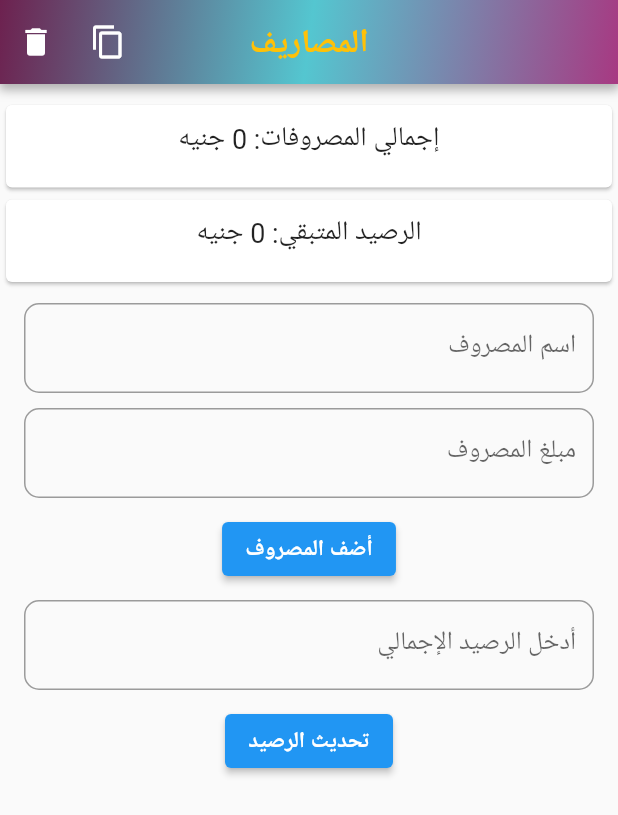
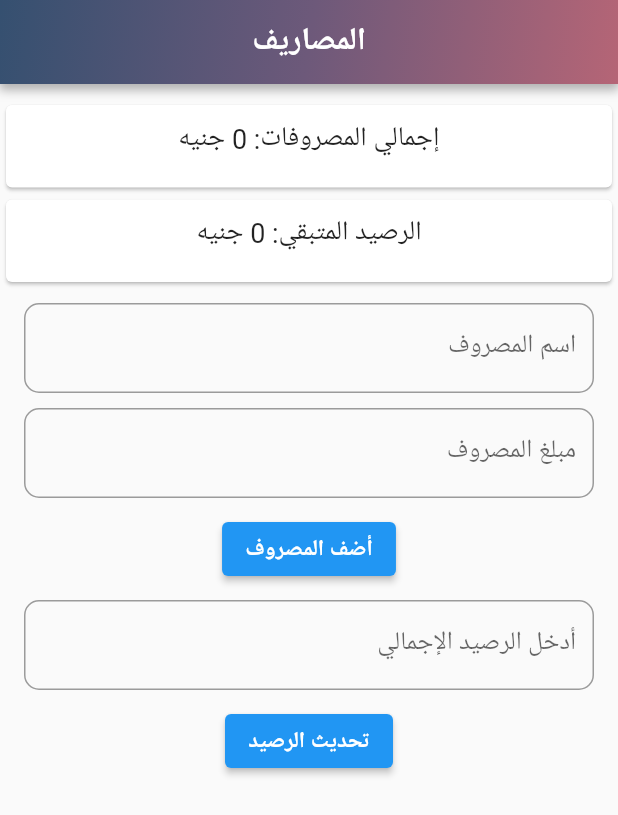
Before and after one commit to Mahmoud7Hany/Expenses, a Flutter app: the screen it shows after launch, on a phone screen of 412 x 824 dp. Shown: the top 815 px of the screen. Run offline on Flutter 3.47's test engine with Material 2 defaults, Android fonts, the phone set to English and light mode, and no system bars; our stand-ins replace flutter_slidable, shared_preferences.

Commit message:
Some modifications have been added

```diff
--- a/lib/pages/home.dart
+++ b/lib/pages/home.dart
@@ -138,7 +138,10 @@ class _MyHomePageState extends State<MyHomePage> {
   Widget build(BuildContext context) {
     return Scaffold(
       appBar: CustomAppBar(
+        textAppBar: 'المصاريف',
         actions: [
+          // widget اللي تحت من الشرط. في حاله لم يتم اضافه عنصر في القائيمه لو موجود عنصر يتم عرض ال widget لعمل شرط لا يظهر هذا if (expensesList.isNotEmpty)
+          if (expensesList.isNotEmpty)
             // copy List
             IconButton(
               onPressed: () {
@@ -154,7 +157,8 @@ class _MyHomePageState extends State<MyHomePage> {
                     }
                   }
                   if (expenses % 1 != 0) {
-                  clipboardData.add('المجموع : ${expenses.toStringAsFixed(2)}');
+                    clipboardData
+                        .add('المجموع : ${expenses.toStringAsFixed(2)}');
                   } else {
                     clipboardData.add('المجموع : ${expenses.toInt()}');
                   }
@@ -181,8 +185,8 @@ class _MyHomePageState extends State<MyHomePage> {
               },
               icon: Icon(Icons.copy),
             ),
-          sizedBox,
           // خاص بحذف جميع البيانات
+          if (expensesList.isNotEmpty)
             IconButton(
               onPressed: () {
                 showDialog(
@@ -244,7 +248,7 @@ class _MyHomePageState extends State<MyHomePage> {
                   },
                 );
               },
-            icon: Icon(Icons.delete),
+              icon: Icon(Icons.delete, size: 26),
             ),
         ],
       ),
--- a/lib/widget/appBar_widget.dart
+++ b/lib/widget/appBar_widget.dart
@@ -1,13 +1,11 @@
 import 'package:flutter/material.dart';
 
 class CustomAppBar extends StatelessWidget implements PreferredSizeWidget {
+  const CustomAppBar(
+      {Key? key, required this.actions, required this.textAppBar})
+      : super(key: key);
   final List<Widget> actions; // إضافة متغير actions
-
-  const CustomAppBar({
-    Key? key,
-    required this.actions,
-  }) : super(key: key);
-
+  final String textAppBar;
   @override
   Size get preferredSize =>
       const Size.fromHeight(kToolbarHeight); // حجم الـ AppBar
@@ -15,14 +13,18 @@ class CustomAppBar extends StatelessWidget implements PreferredSizeWidget {
   @override
   Widget build(BuildContext context) {
     return AnimatedAppBar(
-        actions: actions); // تمرير النص والعناصر إلى AnimatedAppBar
+      actions: actions,
+      textAppBar: textAppBar,
+    ); // تمرير النص والعناصر إلى AnimatedAppBar
   }
 }
 
 class AnimatedAppBar extends StatefulWidget {
   final List<Widget> actions; // إضافة متغير actions
+  final String textAppBar;
 
-  const AnimatedAppBar({super.key, required this.actions});
+  const AnimatedAppBar(
+      {super.key, required this.actions, required this.textAppBar});
 
   @override
   _AnimatedAppBarState createState() => _AnimatedAppBarState();
@@ -52,9 +54,9 @@ class _AnimatedAppBarState extends State<AnimatedAppBar> {
         decoration: BoxDecoration(
           gradient: const LinearGradient(
             colors: [
-              Color(0xFF6D214F), // اللون البنفسجي الداكن
-              Color(0xFF54C6D0), // اللون الأزرق الفاتح
-              Color(0xFFA73982), // اللون الوردي الداكن
+              Color(0xFF355070), // اللون البنفسجي الداكن
+              Color(0xFF6d597a), // اللون الأزرق الفاتح
+              Color(0xFFb56576), // اللون الوردي الداكن
             ],
             begin: Alignment.topLeft,
             end: Alignment.bottomRight,
@@ -74,11 +76,11 @@ class _AnimatedAppBarState extends State<AnimatedAppBar> {
           centerTitle: true,
           backgroundColor: const Color.fromARGB(0, 99, 98, 98),
           elevation: 0,
-          title: const Text(
-            'المصاريف',
+          title: Text(
+            widget.textAppBar,
             style: TextStyle(
-              color: Colors.amber,
-              fontSize: 22,
+              color: Colors.white,
+              // fontSize: 22,
               fontWeight: FontWeight.bold,
             ),
           ),
```
Lines whose indentation alone changed are shown as unchanged.
